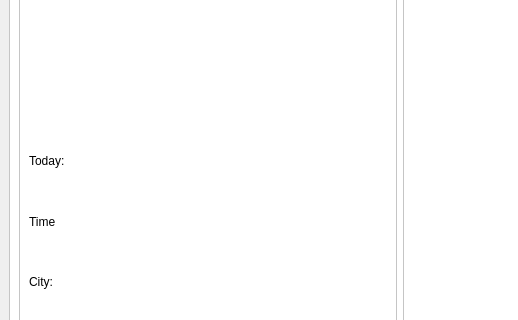
Qt form mainwindow.ui (delivite/WeatherBuddy) before a commit; both pictures show x 0 to 518 and y 173 to 493 of the 800 by 600 pixel window.
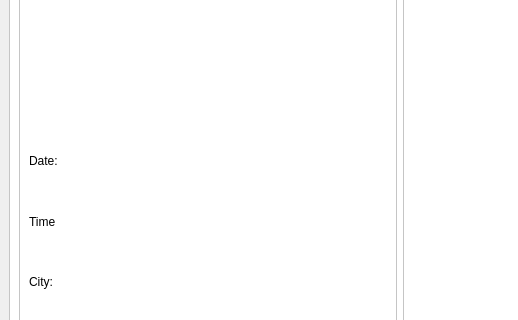
The same form after that commit. Icons and pictures are not drawn.

The edit to the form file:
```diff
--- a/mainwindow.ui
+++ b/mainwindow.ui
@@ -187,7 +187,7 @@
               <item>
                <widget class="QLabel" name="date_label">
                 <property name="text">
-                 <string>Today: </string>
+                 <string>Date:</string>
                 </property>
                </widget>
               </item>
```
